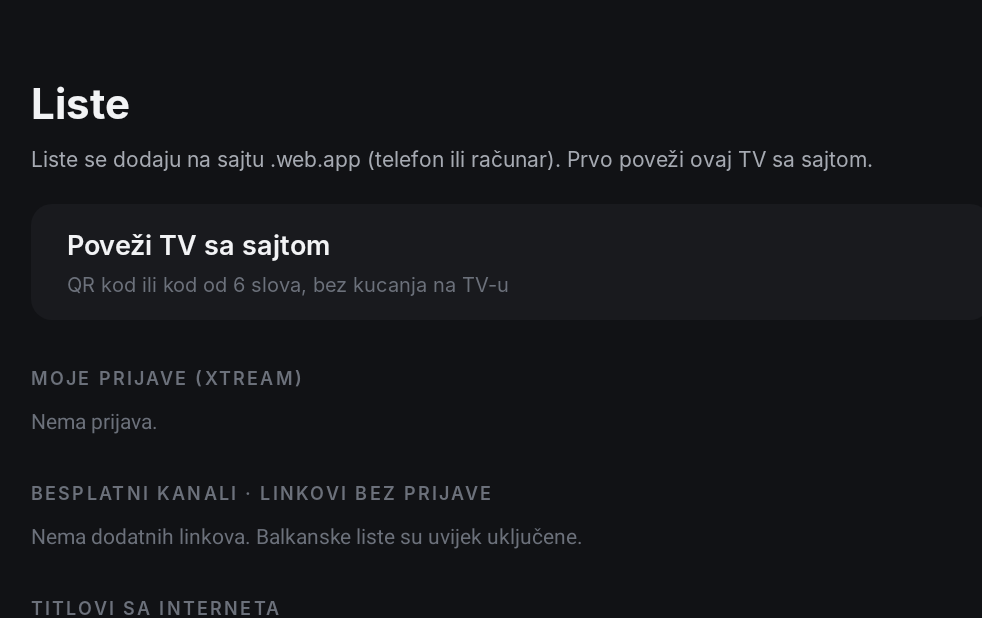
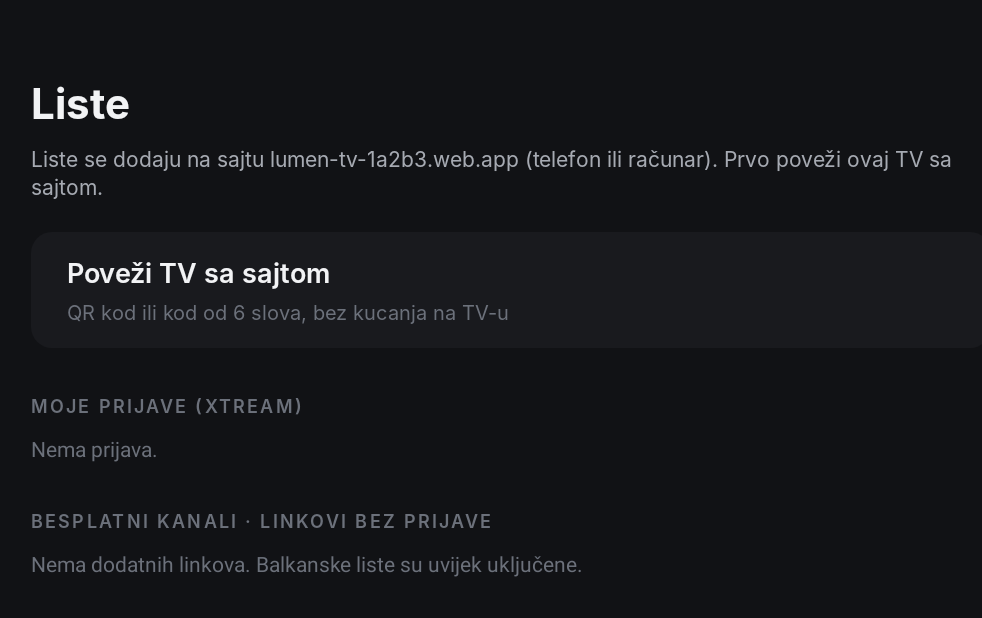
Before and after one commit to kalaqic/lumen-tv, an Android app: the ListsActivity screen opened directly, with no data from a screen before it, on a phone screen of 824 x 412 dp (held sideways). Shown: the whole screen, without its empty margins (107-1089 px from the left). Run offline under Robolectric (Android 15) with nearby library versions, the phone set to English and light mode, and no system bars; network calls fail.

Commit message:
Firebase projekat lumen-tv-1a2b3

```diff
--- a/app/src/main/res/values/firebase.xml
+++ b/app/src/main/res/values/firebase.xml
@@ -5,5 +5,5 @@
         Sajt je onda https://<ID>.web.app i TV odatle sam preuzme sva podesavanja.
         Isti ID upisi u firebase/.firebaserc.
     -->
-    <string name="firebase_project" translatable="false">LUMEN_FIREBASE_PROJECT</string>
+    <string name="firebase_project" translatable="false">lumen-tv-1a2b3</string>
 </resources>
```
Also changed, not shown: 1 other file.
